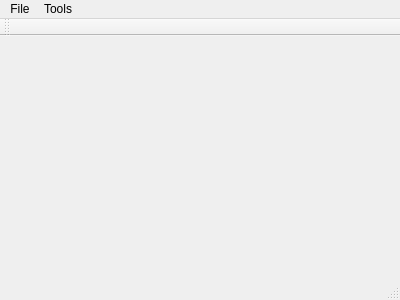
Before: the Qt Designer form source/desktop/mainwindow.ui in azais-corentin/SliderBar, drawn with Qt 5.
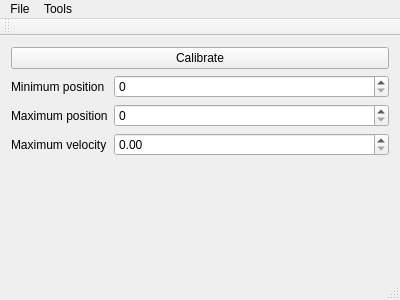
After: the same form once the commit is applied.

The edit to the form file:
```diff
--- a/source/desktop/mainwindow.ui
+++ b/source/desktop/mainwindow.ui
@@ -13,7 +13,66 @@
   <property name="windowTitle">
    <string>MainWindow</string>
   </property>
-  <widget class="QWidget" name="centralWidget"/>
+  <widget class="QWidget" name="centralWidget">
+   <layout class="QGridLayout" name="gridLayout">
+    <item row="0" column="0">
+     <widget class="QPushButton" name="bCalibrate">
+      <property name="text">
+       <string>Calibrate</string>
+      </property>
+     </widget>
+    </item>
+    <item row="1" column="0">
+     <layout class="QFormLayout" name="formLayout">
+      <item row="0" column="0">
+       <widget class="QLabel" name="lMinPos">
+        <property name="text">
+         <string>Minimum position</string>
+        </property>
+       </widget>
+      </item>
+      <item row="0" column="1">
+       <widget class="QSpinBox" name="eMinPos">
+        <property name="minimum">
+         <number>0</number>
+        </property>
+        <property name="maximum">
+         <number>999999999</number>
+        </property>
+       </widget>
+      </item>
+      <item row="1" column="0">
+       <widget class="QLabel" name="lMaxPos">
+        <property name="text">
+         <string>Maximum position</string>
+        </property>
+       </widget>
+      </item>
+      <item row="1" column="1">
+       <widget class="QSpinBox" name="eMaxPos">
+        <property name="maximum">
+         <number>999999999</number>
+        </property>
+       </widget>
+      </item>
+      <item row="2" column="0">
+       <widget class="QLabel" name="lMaxVel">
+        <property name="text">
+         <string>Maximum velocity</string>
+        </property>
+       </widget>
+      </item>
+      <item row="2" column="1">
+       <widget class="QDoubleSpinBox" name="eMaxVel">
+        <property name="maximum">
+         <double>999999999.000000000000000</double>
+        </property>
+       </widget>
+      </item>
+     </layout>
+    </item>
+   </layout>
+  </widget>
   <widget class="QMenuBar" name="menuBar">
    <property name="geometry">
     <rect>
```
